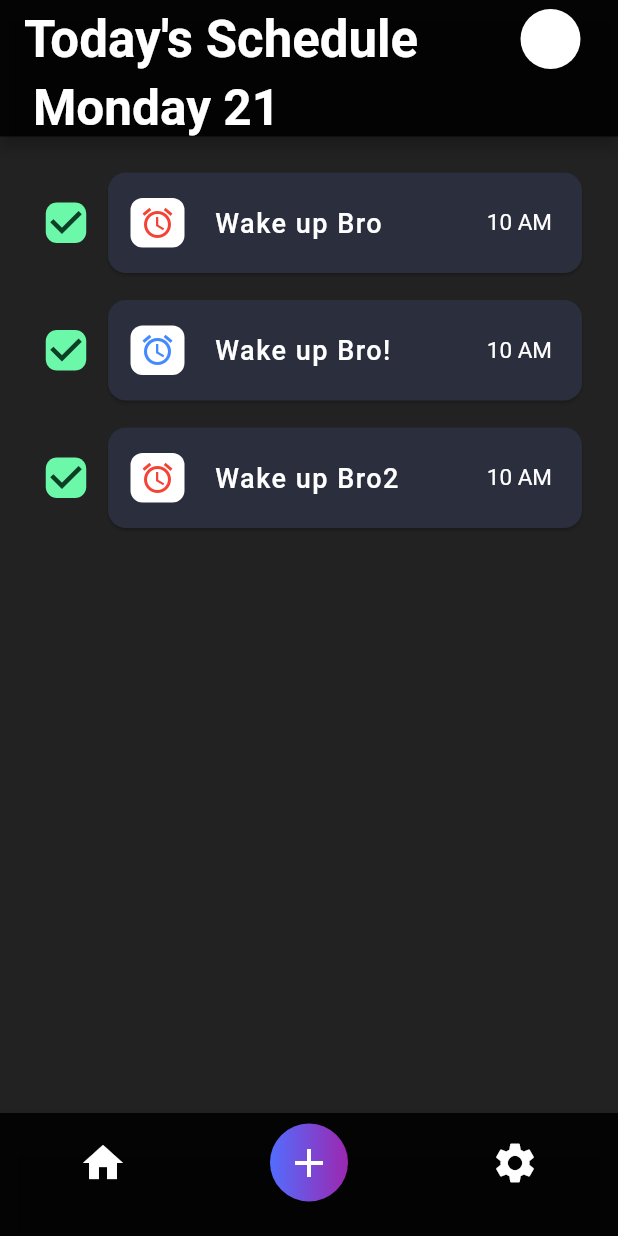
After one commit to safadtm/NOTE_APP_FLUTTER, a Flutter app: the HomePage screen opened directly, on a phone screen of 412 x 824 dp. The commit adds this screen. Run offline on Flutter 3.47's test engine with Material 2 defaults, Android fonts, the phone set to English and light mode, and no system bars; our stand-ins replace firebase_auth, firebase_core, flutter_secure_storage, google_sign_in, otp_text_field; accounts and stored records are empty; generated files the repository leaves out were written again.

Commit message:
Homepage and AddTodo page UI created

```diff
--- /dev/null
+++ b/lib/custom/todo_card.dart
@@ -0,0 +1,98 @@
+// ignore_for_file: public_member_api_docs, sort_constructors_first
+import 'package:flutter/material.dart';
+
+class ToDoCard extends StatelessWidget {
+  const ToDoCard({
+    Key? key,
+    required this.title,
+    required this.iconData,
+    required this.iconColor,
+    required this.time,
+    required this.check,
+    required this.iconBgColor,
+  }) : super(key: key);
+
+  final String title;
+  final IconData iconData;
+  final Color iconColor;
+  final String time;
+  final bool check;
+  final Color iconBgColor;
+
+  @override
+  Widget build(BuildContext context) {
+    return SizedBox(
+      width: MediaQuery.of(context).size.width,
+      child: Row(
+        children: [
+          Theme(
+            child: Transform.scale(
+              scale: 1.5,
+              child: Checkbox(
+                shape: RoundedRectangleBorder(
+                  borderRadius: BorderRadius.circular(5),
+                ),
+                activeColor: const Color(0xff6cf8a9),
+                checkColor: const Color(0xff0e3e26),
+                value: check,
+                onChanged: (bool? value) {},
+              ),
+            ),
+            data: ThemeData(
+              primarySwatch: Colors.blue,
+              unselectedWidgetColor: const Color(0xff5e616a),
+            ),
+          ),
+          Expanded(
+            child: SizedBox(
+              height: 75,
+              child: Card(
+                shape: RoundedRectangleBorder(
+                  borderRadius: BorderRadius.circular(12),
+                ),
+                color: const Color(0xff2a2e3d),
+                child: Row(
+                  children: [
+                    const SizedBox(width: 15),
+                    Container(
+                      height: 33,
+                      width: 36,
+                      decoration: BoxDecoration(
+                        color: iconBgColor,
+                        borderRadius: BorderRadius.circular(8),
+                      ),
+                      child: Icon(
+                        iconData,
+                        color: iconColor,
+                      ),
+                    ),
+                    const SizedBox(width: 20),
+                    Expanded(
+                      child: Text(
+                        title,
+                        style: const TextStyle(
+                          fontSize: 18,
+                          letterSpacing: 1,
+                          fontWeight: FontWeight.w500,
+                          color: Colors.white,
+                        ),
+                      ),
+                    ),
+                    Text(
+                      time,
+                      style: const TextStyle(
+                        fontSize: 15,
+                        color: Colors.white,
+                      ),
+                    ),
+                    const SizedBox(width: 20),
+                  ],
+                ),
+              ),
+            ),
+          ),
+        ],
+      ),
+    );
+  }
+}
--- /dev/null
+++ b/lib/view/home_page.dart
@@ -0,0 +1,159 @@
+import 'package:flutter/material.dart';
+import 'package:note_app_sample/custom/todo_card.dart';
+import 'package:note_app_sample/services/auth_service.dart';
+import 'package:note_app_sample/view/add_todo.dart';
+
+class HomePage extends StatefulWidget {
+  const HomePage({super.key});
+
+  @override
+  State<HomePage> createState() => _HomePageState();
+}
+
+class _HomePageState extends State<HomePage> {
+  AuthClass authClass = AuthClass();
+
+  @override
+  Widget build(BuildContext context) {
+    return Scaffold(
+      backgroundColor: Colors.black87,
+      appBar: AppBar(
+        backgroundColor: Colors.black87,
+        title: const Text(
+          "Today's Schedule",
+          style: TextStyle(
+            fontSize: 34,
+            fontWeight: FontWeight.bold,
+            color: Colors.white,
+          ),
+        ),
+        actions: const [
+          CircleAvatar(
+            backgroundColor: Colors.white,
+          ),
+          SizedBox(width: 25),
+        ],
+        bottom: const PreferredSize(
+          child: Align(
+            alignment: Alignment.centerLeft,
+            child: Padding(
+              padding: EdgeInsets.only(left: 22),
+              child: Text(
+                "Monday 21",
+                style: TextStyle(
+                  fontSize: 33,
+                  fontWeight: FontWeight.w600,
+                  color: Colors.white,
+                ),
+              ),
+            ),
+          ),
+          preferredSize: Size.fromHeight(35),
+        ),
+      ),
+      bottomNavigationBar: BottomNavigationBar(
+        backgroundColor: Colors.black87,
+        items: [
+          const BottomNavigationBarItem(
+            label: '',
+            icon: Icon(
+              Icons.home,
+              size: 32,
+              color: Colors.white,
+            ),
+          ),
+          BottomNavigationBarItem(
+            label: '',
+            icon: InkWell(
+              onTap: () {
+                Navigator.push(
+                  context,
+                  MaterialPageRoute(builder: (builder) => const AddTodoPage()),
+                );
+              },
+              child: Container(
+                height: 52,
+                width: 52,
+                decoration: const BoxDecoration(
+                  shape: BoxShape.circle,
+                  gradient: LinearGradient(
+                    colors: [
+                      Colors.indigoAccent,
+                      Colors.purple,
+                    ],
+                  ),
+                ),
+                child: const Icon(
+                  Icons.add,
+                  size: 32,
+                  color: Colors.white,
+                ),
+              ),
+            ),
+          ),
+          const BottomNavigationBarItem(
+            label: '',
+            icon: Icon(
+              Icons.settings,
+              size: 32,
+              color: Colors.white,
+            ),
+          ),
+        ],
+      ),
+      body: SingleChildScrollView(
+        child: Container(
+          height: MediaQuery.of(context).size.height,
+          width: MediaQuery.of(context).size.width,
+          padding: const EdgeInsets.symmetric(horizontal: 20, vertical: 20),
+          child: Column(
+            children: const [
+              ToDoCard(
+                title: "Wake up Bro",
+                check: true,
+                iconBgColor: Colors.white,
+                iconColor: Colors.red,
+                iconData: Icons.alarm,
+                time: "10 AM",
+              ),
+              SizedBox(height: 10),
+              ToDoCard(
+                title: "Wake up Bro!",
+                check: true,
+                iconBgColor: Colors.white,
+                iconColor: Colors.blueAccent,
+                iconData: Icons.alarm,
+                time: "10 AM",
+              ),
+              SizedBox(height: 10),
+              ToDoCard(
+                title: "Wake up Bro2",
+                check: true,
+                iconBgColor: Colors.white,
+                iconColor: Colors.red,
+                iconData: Icons.alarm,
+                time: "10 AM",
+              ),
+              SizedBox(height: 10),
+            ],
+          ),
+        ),
+      ),
+    );
+  }
+}
+
+///////////for future use
+/// IconButton(
+///            icon: const Icon(Icons.logout),
+///            onPressed: () async {
+///              await authClass.logout(context: context);
+///              Navigator.pushAndRemoveUntil(
+///                  context,
+///                  MaterialPageRoute(
+///                    builder: (context) => const MyApp(),
+///                  ),
+///                  (route) => false);
+///            },
+///          ),
+///
--- a/lib/view/screen_signin.dart
+++ b/lib/view/screen_signin.dart
@@ -1,7 +1,7 @@
 import 'package:flutter/material.dart';
 import 'package:firebase_auth/firebase_auth.dart' as firebase_auth;
 import 'package:note_app_sample/services/auth_service.dart';
-import 'package:note_app_sample/view/screen_all_notes.dart';
+import 'package:note_app_sample/view/home_page.dart';
 
 class ScreenSignIn extends StatefulWidget {
   const ScreenSignIn({super.key});
@@ -106,7 +106,7 @@ class _ScreenSignInState extends State<ScreenSignIn> {
           });
           Navigator.pushAndRemoveUntil(
               context,
-              MaterialPageRoute(builder: (builder) => ScreenAllNotes()),
+              MaterialPageRoute(builder: (builder) => const HomePage()),
               (route) => false);
         } catch (e) {
           final snackbar = SnackBar(content: Text(e.toString()));
--- a/lib/view/screen_signup.dart
+++ b/lib/view/screen_signup.dart
@@ -1,8 +1,8 @@
 import 'package:flutter/material.dart';
 import 'package:firebase_auth/firebase_auth.dart' as firebase_auth;
 import 'package:note_app_sample/services/auth_service.dart';
+import 'package:note_app_sample/view/home_page.dart';
 import 'package:note_app_sample/view/phone_auth.dart';
-import 'package:note_app_sample/view/screen_all_notes.dart';
 import 'package:note_app_sample/view/screen_signin.dart';
 
 class ScreenSignUp extends StatefulWidget {
@@ -129,7 +129,7 @@ class _ScreenSignUpState extends State<ScreenSignUp> {
           });
           Navigator.pushAndRemoveUntil(
               context,
-              MaterialPageRoute(builder: (builder) => ScreenAllNotes()),
+              MaterialPageRoute(builder: (builder) => HomePage()),
               (route) => false);
         } catch (e) {
           final snackbar = SnackBar(content: Text(e.toString()));
```
Also changed, not shown: lib/main.dart (+3 -4 lines), lib/services/auth_service.dart (+4 -4 lines), lib/view/add_todo.dart (renamed from lib/view/screen_add_notes.dart, +2 -31 lines), lib/view/screen_all_notes.dart (deleted, +0 -131 lines).
